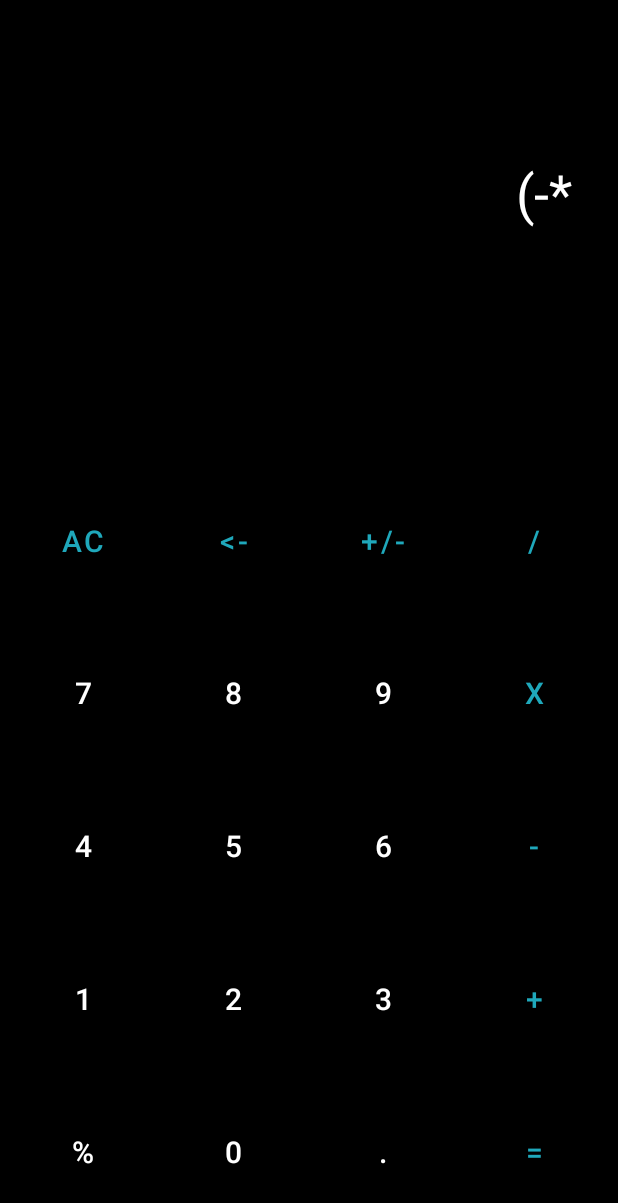
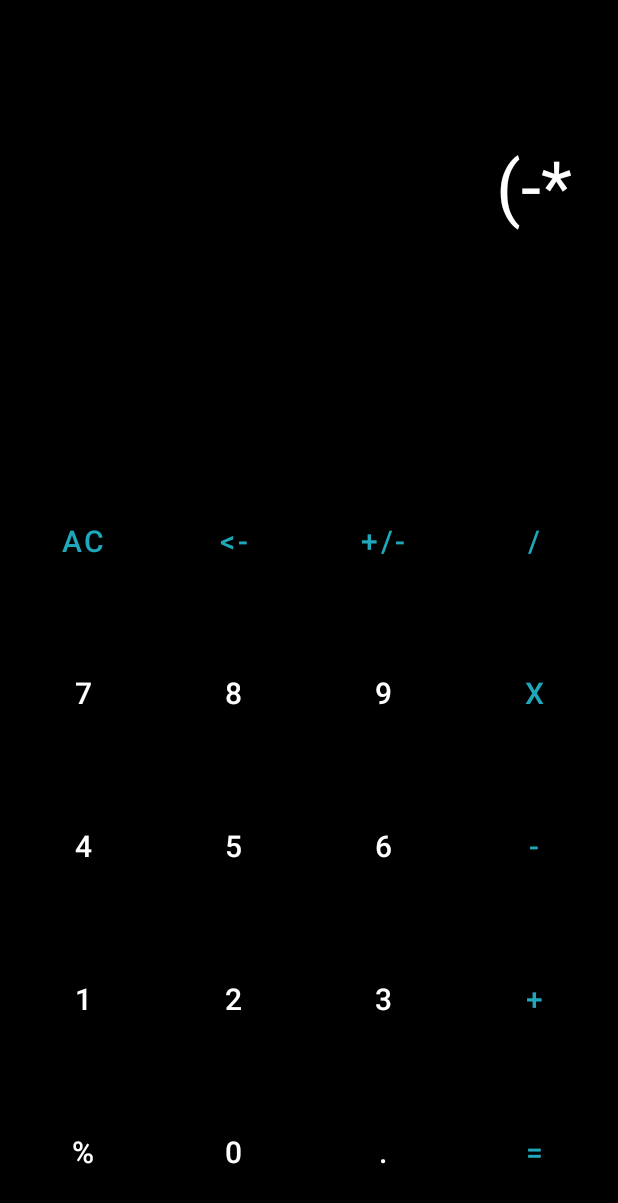
Before and after one commit to tutdeputraw/calculator, an Android app: the screen it shows after launch (MainActivity), after a tap on an icon or button, on a phone screen of 412 x 824 dp. Shown: the top 1203 px of the screen. Run offline under Robolectric (Android 15) with nearby library versions, the phone set to English and light mode, and no system bars; 3 other taps on this screen came first.

Commit message:
fix the font size

```diff
--- a/app/src/main/res/layout/activity_main.xml
+++ b/app/src/main/res/layout/activity_main.xml
@@ -25,7 +25,7 @@
             android:gravity="bottom|right"
             android:text=""
             android:textColor="@color/white"
-            android:textSize="36sp"
+            android:textSize="48sp"
             tools:ignore="NestedWeights,RtlHardcoded" />
 
         <TextView
@@ -38,7 +38,7 @@
             android:gravity="top|right"
             android:text=""
             android:textColor="@color/white"
-            android:textSize="28sp"
+            android:textSize="36sp"
             tools:ignore="RtlHardcoded" />
     </LinearLayout>
 
```
